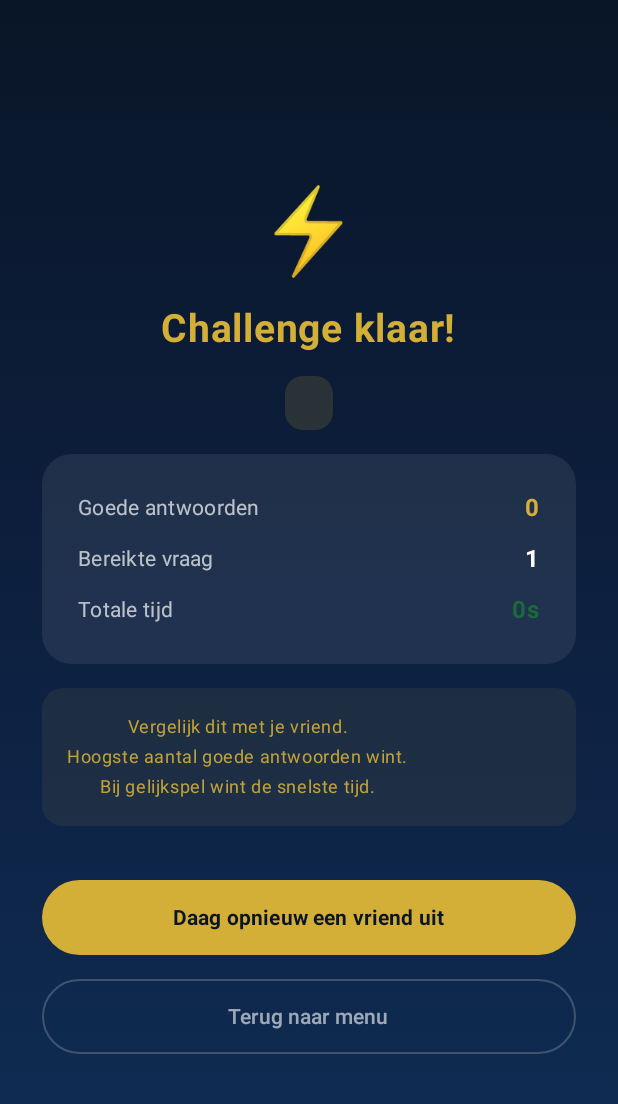
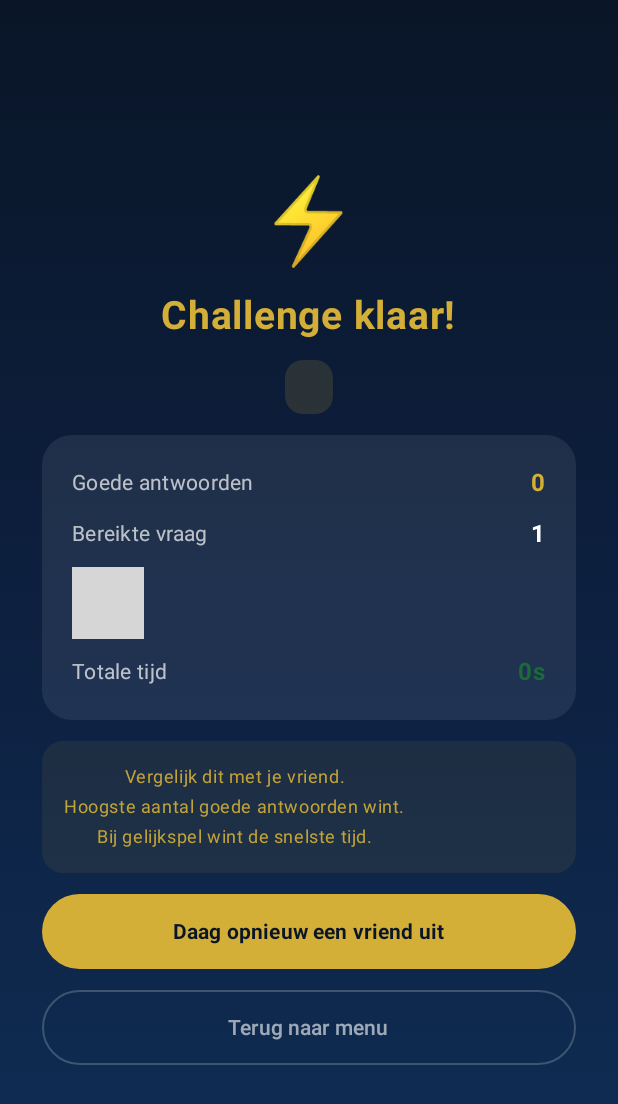
Before and after one commit to fouadbelkheir93-oss/IlmChallenge, an Android app built with Jetpack Compose: the ChallengeResultScreen screen opened through its navigation route, on a phone screen of 412 x 824 dp. Shown: the top 1104 px of the screen. Run offline under Robolectric (Android 15) with nearby library versions, the light colour scheme and no system bars; 1 statement that could not run was skipped; grey boxes are pictures that could not be loaded.

Commit message:
Add files via upload

```diff
--- a/app/src/main/java/com/example/islamquiznl/ui/screens/ChallengeResultScreen.kt
+++ b/app/src/main/java/com/example/islamquiznl/ui/screens/ChallengeResultScreen.kt
@@ -37,63 +37,46 @@ fun ChallengeResultScreen(
         Column(
             modifier = Modifier.fillMaxWidth().padding(28.dp),
             horizontalAlignment = Alignment.CenterHorizontally,
-            verticalArrangement = Arrangement.spacedBy(16.dp)
+            verticalArrangement = Arrangement.spacedBy(14.dp)
         ) {
             Text("⚡", fontSize = 56.sp)
 
-            Text(
-                "Challenge klaar!",
-                color = GoldPrimary,
-                fontSize = 26.sp,
-                fontWeight = FontWeight.Bold
-            )
+            Text("Challenge klaar!", color = GoldPrimary, fontSize = 26.sp,
+                fontWeight = FontWeight.Bold)
 
-            // Code weergave
-            Surface(
-                shape = RoundedCornerShape(12.dp),
-                color = GoldPrimary.copy(alpha = 0.15f)
-            ) {
-                Text(
-                    state.code,
+            // Code
+            Surface(shape = RoundedCornerShape(12.dp), color = GoldPrimary.copy(alpha = 0.15f)) {
+                Text(state.code,
                     modifier = Modifier.padding(horizontal = 16.dp, vertical = 6.dp),
-                    color = GoldPrimary,
-                    fontWeight = FontWeight.Bold,
-                    fontSize = 22.sp,
-                    letterSpacing = 4.sp
-                )
+                    color = GoldPrimary, fontWeight = FontWeight.Bold,
+                    fontSize = 22.sp, letterSpacing = 4.sp)
             }
 
             // Resultaat kaart
-            Card(
-                modifier = Modifier.fillMaxWidth(),
-                shape = RoundedCornerShape(20.dp),
-                colors = CardDefaults.cardColors(containerColor = Color.White.copy(alpha = 0.08f))
-            ) {
-                Column(modifier = Modifier.padding(24.dp)) {
-                    ResultRowChallenge("Goede antwoorden", "${state.correctCount}", GoldPrimary)
+            Card(modifier = Modifier.fillMaxWidth(), shape = RoundedCornerShape(20.dp),
+                colors = CardDefaults.cardColors(containerColor = Color.White.copy(alpha = 0.08f))) {
+                Column(modifier = Modifier.padding(20.dp)) {
+                    ResultRowC("Goede antwoorden", "${state.correctCount}", GoldPrimary)
                     Spacer(Modifier.height(10.dp))
-                    ResultRowChallenge("Bereikte vraag",   "${state.questionNumber}", Color.White)
+                    ResultRowC("Bereikte vraag",   "${state.questionNumber}", Color.White)
                     Spacer(Modifier.height(10.dp))
-                    ResultRowChallenge("Totale tijd",      timeStr, GreenIslamic)
+                    ResultRowC("Punten",           "${state.points}", GoldLight)
+                    Spacer(Modifier.height(10.dp))
+                    ResultRowC("Totale tijd",      timeStr, GreenIslamic)
                 }
             }
 
-            // Uitleg vergelijking
-            Card(
-                modifier = Modifier.fillMaxWidth(),
-                shape = RoundedCornerShape(14.dp),
-                colors = CardDefaults.cardColors(containerColor = GoldPrimary.copy(alpha = 0.08f))
-            ) {
+            // Winnaar uitleg
+            Card(modifier = Modifier.fillMaxWidth(), shape = RoundedCornerShape(14.dp),
+                colors = CardDefaults.cardColors(containerColor = GoldPrimary.copy(alpha = 0.08f))) {
                 Text(
                     "Vergelijk dit met je vriend.\nHoogste aantal goede antwoorden wint.\nBij gelijkspel wint de snelste tijd.",
-                    modifier = Modifier.padding(16.dp),
+                    modifier = Modifier.padding(14.dp),
                     color = GoldPrimary.copy(alpha = 0.9f),
                     style = MaterialTheme.typography.bodySmall.copy(lineHeight = 20.sp),
                     textAlign = TextAlign.Center
                 )
             }
-
-            Spacer(Modifier.height(4.dp))
 
             // Knoppen
             Button(
@@ -119,12 +102,10 @@ fun ChallengeResultScreen(
 }
 
 @Composable
-private fun ResultRowChallenge(label: String, value: String, valueColor: Color) {
-    Row(
-        modifier = Modifier.fillMaxWidth(),
+private fun ResultRowC(label: String, value: String, valueColor: Color) {
+    Row(modifier = Modifier.fillMaxWidth(),
         horizontalArrangement = Arrangement.SpaceBetween,
-        verticalAlignment = Alignment.CenterVertically
-    ) {
+        verticalAlignment = Alignment.CenterVertically) {
         Text(label, color = Color.White.copy(alpha = 0.7f),
             style = MaterialTheme.typography.bodyMedium)
         Text(value, color = valueColor, fontWeight = FontWeight.Bold,
--- a/app/src/main/java/com/example/islamquiznl/ui/screens/HomeScreen.kt
+++ b/app/src/main/java/com/example/islamquiznl/ui/screens/HomeScreen.kt
@@ -26,7 +26,8 @@ fun HomeScreen(
     onCategories: () -> Unit,
     onDailyQuestion: () -> Unit,
     onSettings: () -> Unit,
-    onAbout: () -> Unit
+    onAbout: () -> Unit,
+    bestScore: Int = 0
 ) {
     Box(
         modifier = Modifier
@@ -51,7 +52,34 @@ fun HomeScreen(
                 style = MaterialTheme.typography.bodyMedium.copy(color = Color.White.copy(alpha = 0.7f)),
                 textAlign = TextAlign.Center
             )
-            Spacer(Modifier.height(48.dp))
+
+            Spacer(Modifier.height(20.dp))
+
+            // Beste score badge
+            if (bestScore > 0) {
+                Surface(
+                    shape = RoundedCornerShape(16.dp),
+                    color = GoldPrimary.copy(alpha = 0.12f)
+                ) {
+                    Row(
+                        modifier = Modifier.padding(horizontal = 16.dp, vertical = 8.dp),
+                        verticalAlignment = Alignment.CenterVertically,
+                        horizontalArrangement = Arrangement.Center
+                    ) {
+                        Text("🏆", fontSize = 16.sp)
+                        Spacer(Modifier.width(8.dp))
+                        Text(
+                            "Beste score: ${formatScoreHome(bestScore)} punten",
+                            color = GoldPrimary,
+                            fontWeight = FontWeight.SemiBold,
+                            style = MaterialTheme.typography.bodyMedium
+                        )
+                    }
+                }
+            }
+
+            Spacer(Modifier.height(24.dp))
+
             Button(
                 onClick = onStartQuiz,
                 modifier = Modifier.fillMaxWidth().height(56.dp),
@@ -75,6 +103,12 @@ fun HomeScreen(
     }
 }
 
+private fun formatScoreHome(score: Int): String = when {
+    score >= 1_000_000 -> "1.000.000"
+    score >= 1_000     -> "${score / 1_000}.${String.format("%03d", score % 1_000)}"
+    else               -> score.toString()
+}
+
 @Composable
 private fun HomeMenuButton(icon: ImageVector, label: String, onClick: () -> Unit) {
     OutlinedButton(
```
Also changed, not shown: app/src/main/java/com/example/islamquiznl/ui/screens/ChallengeQuizScreen.kt (+83 -103 lines), app/src/main/java/com/example/islamquiznl/ui/screens/QuizScreen.kt (+12 -0 lines).
